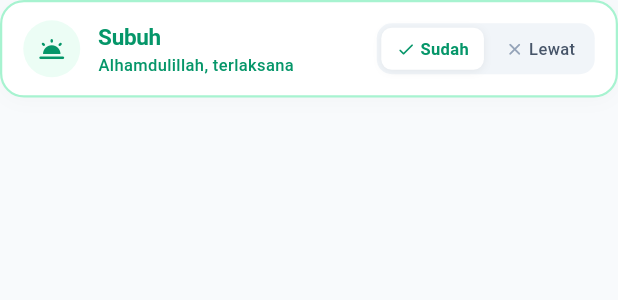
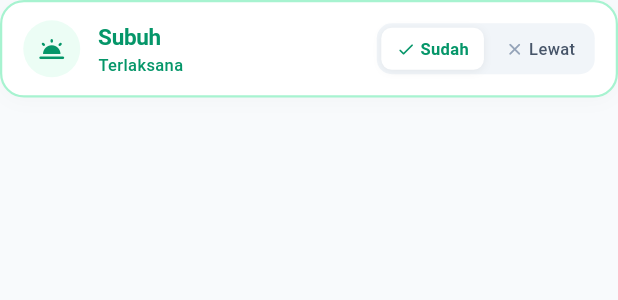
Before and after one commit to sukr02k/muslimin, a Flutter app: the _PrayerItemCard widget shown alone on an empty page, opened directly with empty values, on a phone screen of 412 x 824 dp. Shown: the top 300 px of the screen. Run offline on Flutter 3.47's test engine with Material 3 defaults, Android fonts, the phone set to English and light mode, and no system bars; our stand-ins replace adhan, drift, flutter_compass, flutter_local_notifications, flutter_riverpod, geocoding and 4 more; accounts and stored records are empty; generated files the repository leaves out were written again.

Commit message:
fix(tracker): shorten status subtitle to Terlaksana for cleaner spacing

```diff
--- a/lib/src/features/prayer_tracker/presentation/prayer_tracker_screen.dart
+++ b/lib/src/features/prayer_tracker/presentation/prayer_tracker_screen.dart
@@ -366,9 +366,9 @@ class _PrayerItemCard extends StatelessWidget {
       };
 
   static String _statusSubtitle(PrayerStatus? s) => switch (s) {
-        PrayerStatus.done => 'Alhamdulillah, terlaksana',
+        PrayerStatus.done => 'Terlaksana',
         PrayerStatus.missed => 'Terlewat',
-        PrayerStatus.qada => 'Qada dikerjakan',
+        PrayerStatus.qada => 'Qada',
         null => 'Belum ditandai',
       };
 }
```
Also changed, not shown: .terlaksana_fixed.png (added).
